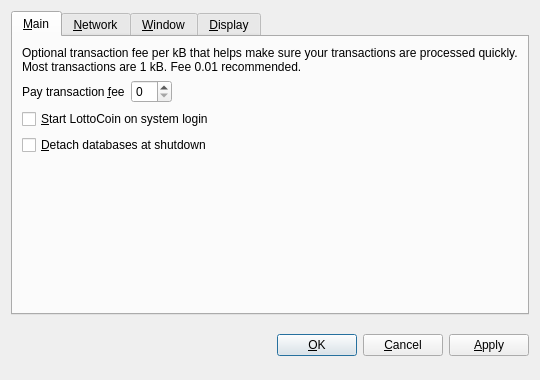
The window that src/qt/forms/optionsdialog.ui (OriginalBatCoin/BatCoin) describes before a commit, drawn with Qt 5.
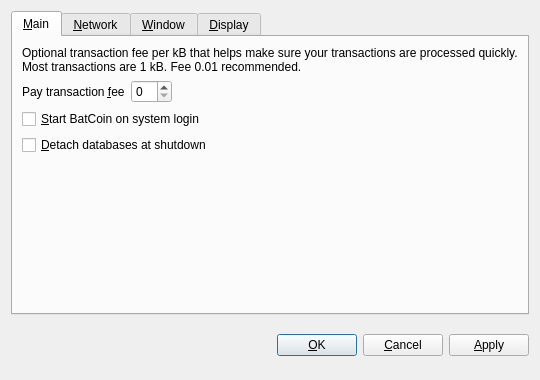
The same window after the commit. The open tabs and pages were chosen to show the change. Custom widgets are drawn as their Qt base class.

Patch:
```diff
--- a/src/qt/forms/optionsdialog.ui
+++ b/src/qt/forms/optionsdialog.ui
@@ -82,7 +82,7 @@
           <string>Automatically start LottoCoin after logging in to the system.</string>
          </property>
          <property name="text">
-          <string>&amp;Start LottoCoin on system login</string>
+          <string>&amp;Start BatCoin on system login</string>
          </property>
         </widget>
        </item>
```
Left out of the diff: 10 changed lines with no effect on the pictures.
